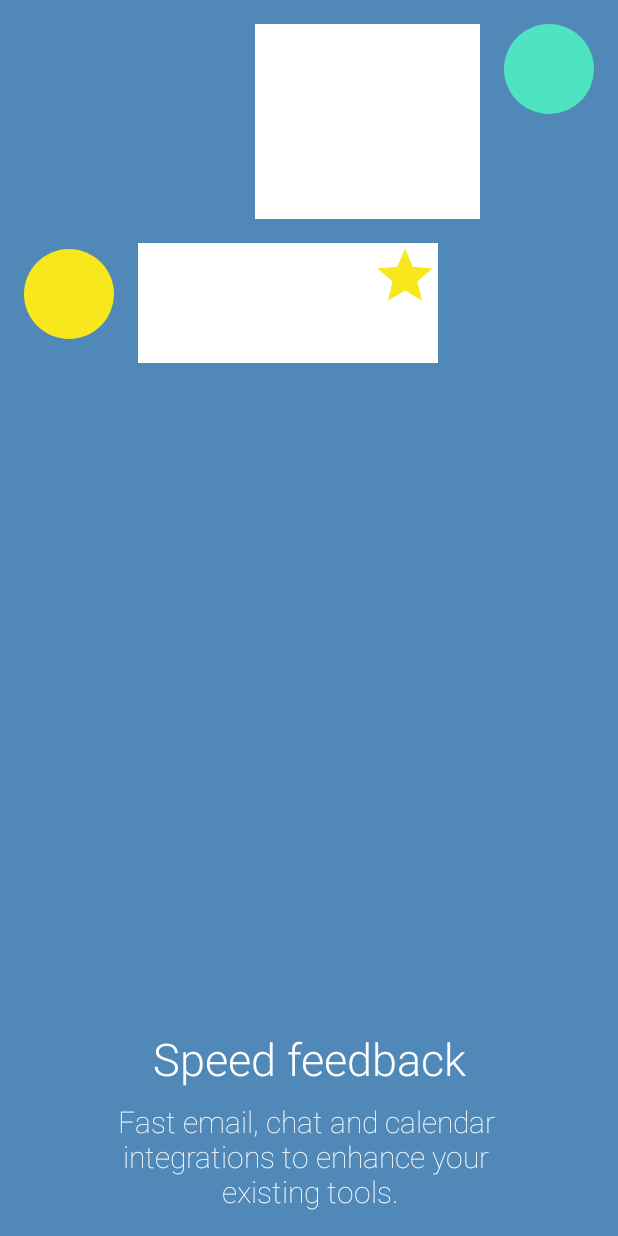
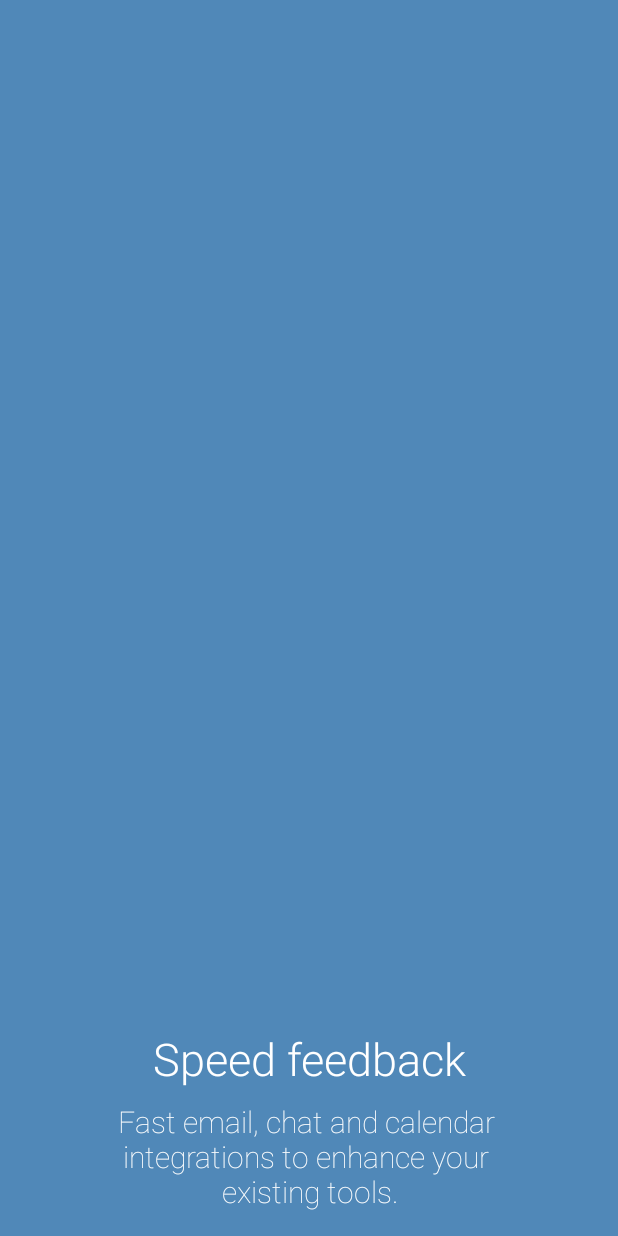
Before and after one commit to txusballesteros/welcome-coordinator, an Android app: the layout welcome_page_2.xml on its own in the app's theme, with its tools: preview values and no code run, on a phone screen of 412 x 824 dp. Run offline under Robolectric (Android 15) with nearby library versions, the phone set to English and light mode, and no system bars.

```diff
--- a/app/src/main/java/com/redbooth/demo/MainActivity.java
+++ b/app/src/main/java/com/redbooth/demo/MainActivity.java
@@ -7,6 +7,7 @@ import android.support.v7.app.AppCompatActivity;
 import android.view.View;
 
 import com.redbooth.WelcomeCoordinatorLayout;
+import com.redbooth.demo.animators.ChatAvatarsAnimator;
 import com.redbooth.demo.animators.RocketAvatarsAnimator;
 
 import butterknife.Bind;
@@ -49,8 +50,8 @@ public class MainActivity extends AppCompatActivity {
                     case 0:
                         new RocketAvatarsAnimator(coordinatorLayout).play();
                         break;
-                    case 2:
-                        new RocketAvatarsAnimator(coordinatorLayout).play();
+                    case 1:
+                        new ChatAvatarsAnimator(coordinatorLayout).play();
                         break;
                 }
             }
--- a/app/src/main/res/layout/welcome_page_2.xml
+++ b/app/src/main/res/layout/welcome_page_2.xml
@@ -8,17 +8,14 @@
     tools:background="@color/page2">
 
     <View
-        android:id="@+id/contentBounds"
-        android:layout_width="match_parent"
-        android:layout_height="match_parent" />
-
-    <View
-        android:id="@+id/card1"
+        android:id="@+id/card1_page2"
         android:layout_width="150dp"
         android:layout_height="130dp"
         android:layout_toLeftOf="@+id/avatar1_page2"
         android:layout_marginTop="16dp"
-        android:background="@color/white" />
+        android:background="@color/white"
+        android:visibility="invisible"
+        android:translationX="-500dp"/>
 
     <View
         android:id="@+id/avatar1_page2"
@@ -28,36 +25,43 @@
         android:layout_alignParentRight="true"
         android:layout_marginLeft="16dp"
         android:layout_marginRight="16dp"
-        android:layout_marginTop="16dp"/>
+        android:layout_marginTop="16dp"
+        android:scaleX="0"
+        android:scaleY="0"/>
 
     <View
-        android:id="@+id/card2"
+        android:id="@+id/card2_page2"
         android:layout_width="200dp"
         android:layout_height="80dp"
         android:layout_marginTop="16dp"
-        android:layout_below="@+id/card1"
+        android:layout_below="@+id/card1_page2"
         android:layout_toRightOf="@+id/avatar2_page2"
         android:layout_marginLeft="16dp"
-        android:background="@color/white" />
+        android:background="@color/white"
+        android:visibility="invisible"
+        android:translationX="500dp"/>
 
     <ImageView
         android:id="@+id/star"
         android:layout_width="44dp"
         android:layout_height="44dp"
         android:src="@drawable/ic_star_72dp"
-        android:layout_alignRight="@+id/card2"
-        android:layout_alignTop="@+id/card2"
+        android:layout_alignRight="@+id/card2_page2"
+        android:layout_alignTop="@+id/card2_page2"
         app:view_behavior=".AnimationFlyTo"
-        app:destiny="@+id/android_destiny"/>
+        app:destiny="@+id/android_destiny"
+        android:visibility="invisible"/>
 
     <View
         android:id="@+id/avatar2_page2"
         android:layout_width="60dp"
         android:layout_height="60dp"
         android:background="@drawable/avatar_3_background"
-        android:layout_below="@+id/card1"
+        android:layout_below="@+id/card1_page2"
         android:layout_marginLeft="16dp"
-        android:layout_marginTop="20dp"/>
+        android:layout_marginTop="20dp"
+        android:scaleX="0"
+        android:scaleY="0"/>
 
     <TextView
         style="@style/text_title"
```
Also changed, not shown: app/src/main/java/com/redbooth/demo/animators/ChatAvatarsAnimator.java (added, +103 -0 lines).
